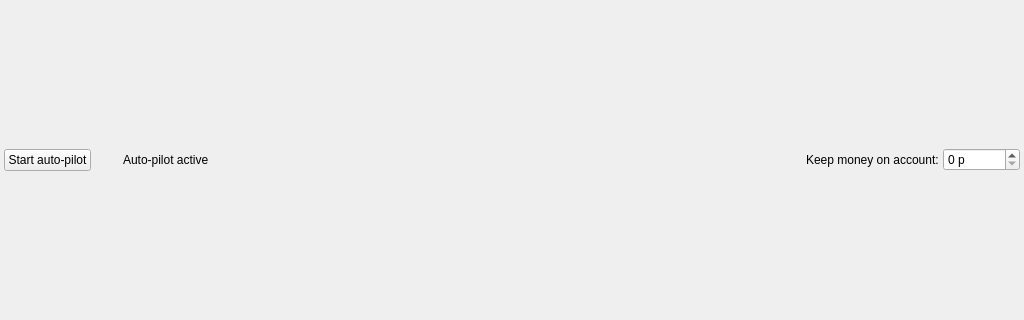
The window that app/src/main/mainwindow.ui (Gris87/TInvestor) describes before a commit, drawn with Qt 5; both pictures show x 0 to 1024 and y 240 to 560 of the 1024 by 768 pixel window.
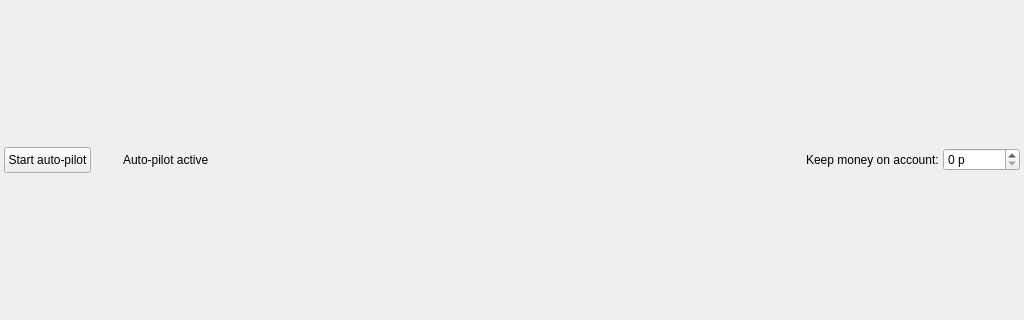
The same window after the commit. The open tabs and pages were chosen to show the change. Icons and pictures are not drawn. Custom widgets are drawn as their Qt base class.

```diff
--- a/app/src/main/mainwindow.ui
+++ b/app/src/main/mainwindow.ui
@@ -78,7 +78,7 @@
        </layout>
       </widget>
       <widget class="QWidget" name="simulationPage">
-       <layout class="QVBoxLayout" name="verticalLayout_4">
+       <layout class="QVBoxLayout" name="verticalLayout_2">
         <property name="spacing">
          <number>4</number>
         </property>
@@ -112,7 +112,7 @@
           </item>
           <item>
            <widget class="QWidget" name="simulatorActiveWidget" native="true">
-            <layout class="QHBoxLayout" name="horizontalLayout_5">
+            <layout class="QHBoxLayout" name="horizontalLayout_3">
              <property name="spacing">
               <number>4</number>
              </property>
@@ -142,7 +142,7 @@
                  <height>24</height>
                 </size>
                </property>
-               <layout class="QVBoxLayout" name="verticalLayout_2">
+               <layout class="QVBoxLayout" name="verticalLayout_3">
                 <property name="spacing">
                  <number>4</number>
                 </property>
@@ -199,7 +199,7 @@
        </layout>
       </widget>
       <widget class="QWidget" name="autoPilotPage">
-       <layout class="QVBoxLayout" name="verticalLayout_3">
+       <layout class="QVBoxLayout" name="verticalLayout_4">
         <property name="spacing">
          <number>4</number>
         </property>
@@ -216,12 +216,18 @@
          <number>0</number>
         </property>
         <item>
-         <layout class="QHBoxLayout" name="horizontalLayout_3">
+         <layout class="QHBoxLayout" name="horizontalLayout_4">
           <property name="spacing">
            <number>4</number>
           </property>
           <item>
            <widget class="QPushButton" name="startAutoPilotButton">
+            <property name="minimumSize">
+             <size>
+              <width>0</width>
+              <height>26</height>
+             </size>
+            </property>
             <property name="text">
              <string>Start auto-pilot</string>
             </property>
@@ -233,7 +239,7 @@
           </item>
           <item>
            <widget class="QWidget" name="autoPilotActiveWidget" native="true">
-            <layout class="QHBoxLayout" name="horizontalLayout_4">
+            <layout class="QHBoxLayout" name="horizontalLayout_5">
              <property name="spacing">
               <number>4</number>
              </property>
@@ -286,7 +292,7 @@
               </widget>
              </item>
              <item>
-              <widget class="QLabel" name="label">
+              <widget class="QLabel" name="label_2">
                <property name="text">
                 <string>Auto-pilot active</string>
                </property>
@@ -309,7 +315,7 @@
            </spacer>
           </item>
           <item>
-           <widget class="QLabel" name="label_2">
+           <widget class="QLabel" name="label_3">
             <property name="text">
              <string>Keep money on account:</string>
             </property>
```
Left out of the diff: 8 changed lines with no effect on the pictures.
